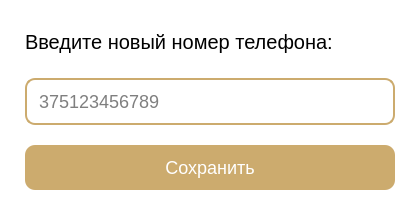
Old version of the form client/ui/profile/user_data/phone_edit_window.ui in the repository lerakaplich/Documents.
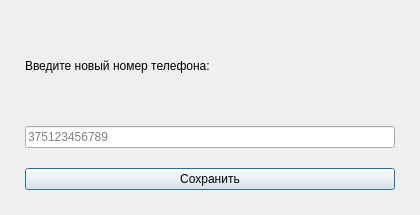
New version of the form.

The edit to the form file:
```diff
--- a/client/ui/profile/user_data/phone_edit_window.ui
+++ b/client/ui/profile/user_data/phone_edit_window.ui
@@ -16,11 +16,11 @@
   <property name="styleSheet">
    <string notr="true">
 QDialog {
-    background-color: white;
-    color: black;
+    background-color: {BG_CARD};
+    color: {TEXT_BLACK};
 }
 QLabel {
-    color: black;
+    color: {TEXT_BLACK};
 }
 </string>
   </property>
@@ -46,7 +46,7 @@
    <item>
     <widget class="QLabel" name="titleLabel">
      <property name="styleSheet">
-      <string notr="true">font-size: 20px; color: black; background-color: transparent;</string>
+      <string notr="true">font-size: 20px; color: {TEXT_BLACK}; background-color: transparent;</string>
      </property>
      <property name="text">
       <string>Введите новый номер телефона:</string>
@@ -60,16 +60,16 @@
 QLineEdit {
     padding: 10px;
     font-size: 18px;
-    border: 2px solid #ccab6e;
+    border: 2px solid {ACCENT_PRIMARY};
     border-radius: 10px;
-    color: black;
-    background-color: white;
+    color: {TEXT_BLACK};
+    background-color: {BG_INPUT};
 }
 QLineEdit:focus {
     border-color: #ccab6e;
 }
 QLineEdit::placeholder {
-    color: #999999;
+    color: {TEXT_TERTIARY};
 }
 </string>
      </property>
@@ -92,8 +92,8 @@
      <property name="styleSheet">
       <string notr="true">
 QPushButton {
-    background-color: #ccab6e;
-    color: white;
+    background-color: {ACCENT_PRIMARY};
+    color: {TEXT_ON_ACCENT};
     border-radius: 10px;
     padding: 12px;
     font-size: 18px;
```
Left out of the diff: 6 changed lines with no effect on the pictures.
